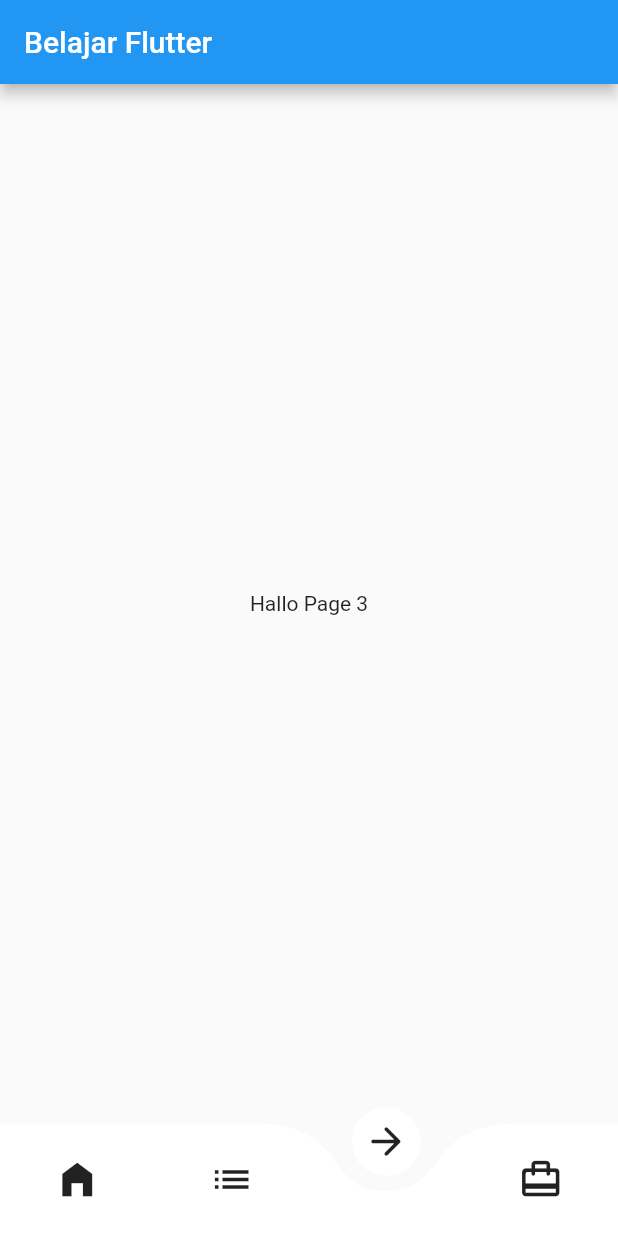
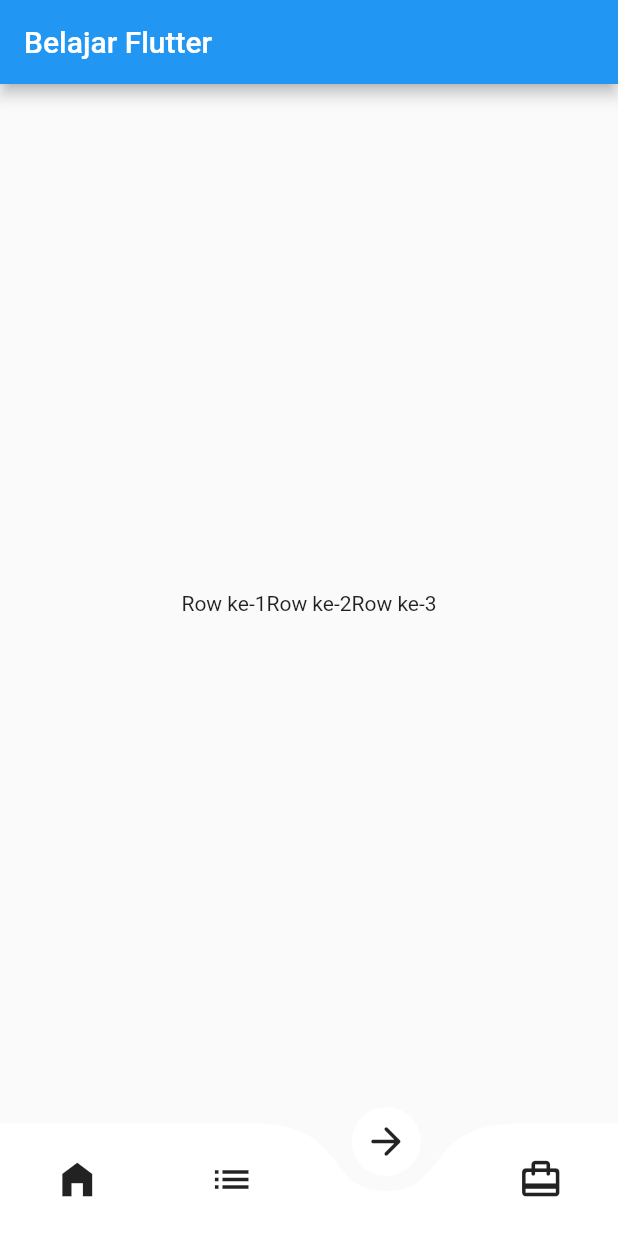
Before and after one commit to fushigo/flutter-app, a Flutter app: the screen it shows after launch, swiped to page 3, on a phone screen of 412 x 824 dp. Run offline on Flutter 3.47's test engine with Material 2 defaults, Android fonts, the phone set to English and light mode, and no system bars; drawn by our look-alikes of curved_navigation_bar.

Commit message:
update produk

```diff
--- a/lib/main.dart
+++ b/lib/main.dart
@@ -1,5 +1,3 @@
-import 'dart:ffi';
-
 import 'package:curved_navigation_bar/curved_navigation_bar.dart';
 import 'package:flutter/material.dart';
 
--- a/lib/src/widgets/row_widget.dart
+++ b/lib/src/widgets/row_widget.dart
@@ -7,7 +7,11 @@ class RowWidget extends StatelessWidget {
   Widget build(BuildContext context) {
     return const Row(
       mainAxisAlignment: MainAxisAlignment.center,
-      children: [Text("Hallo Page 3")],
+      children: [
+        Row(
+          children: [Text("Row ke-1"), Text("Row ke-2"), Text("Row ke-3")],
+        )
+      ],
     );
   }
 }
```
